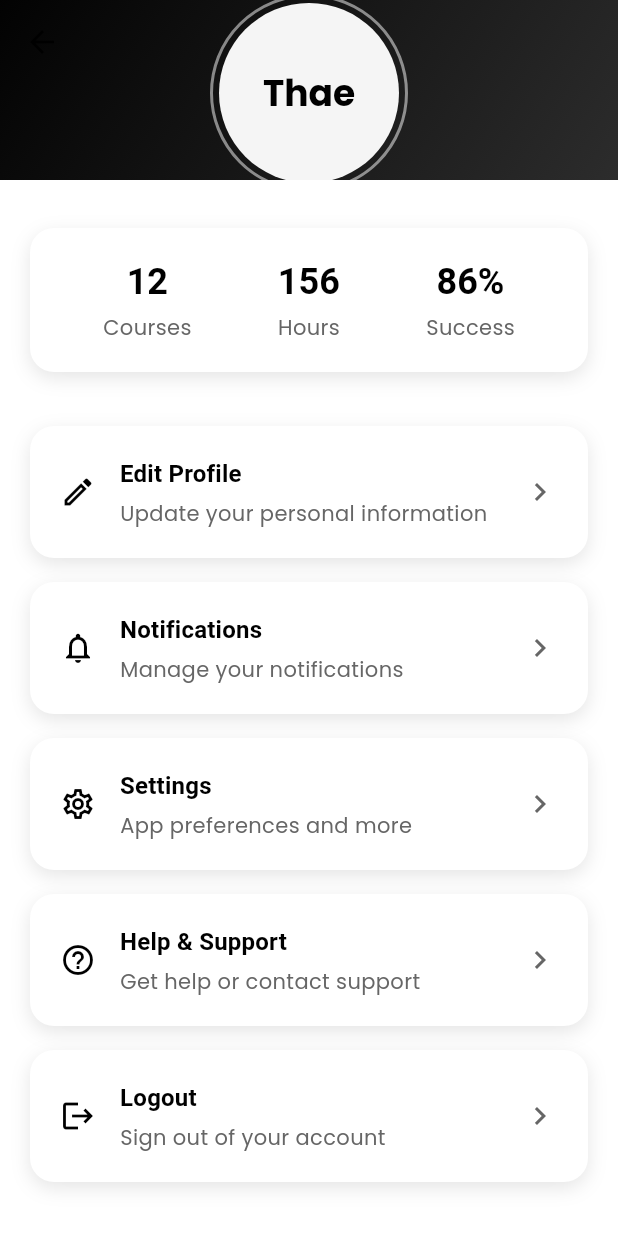
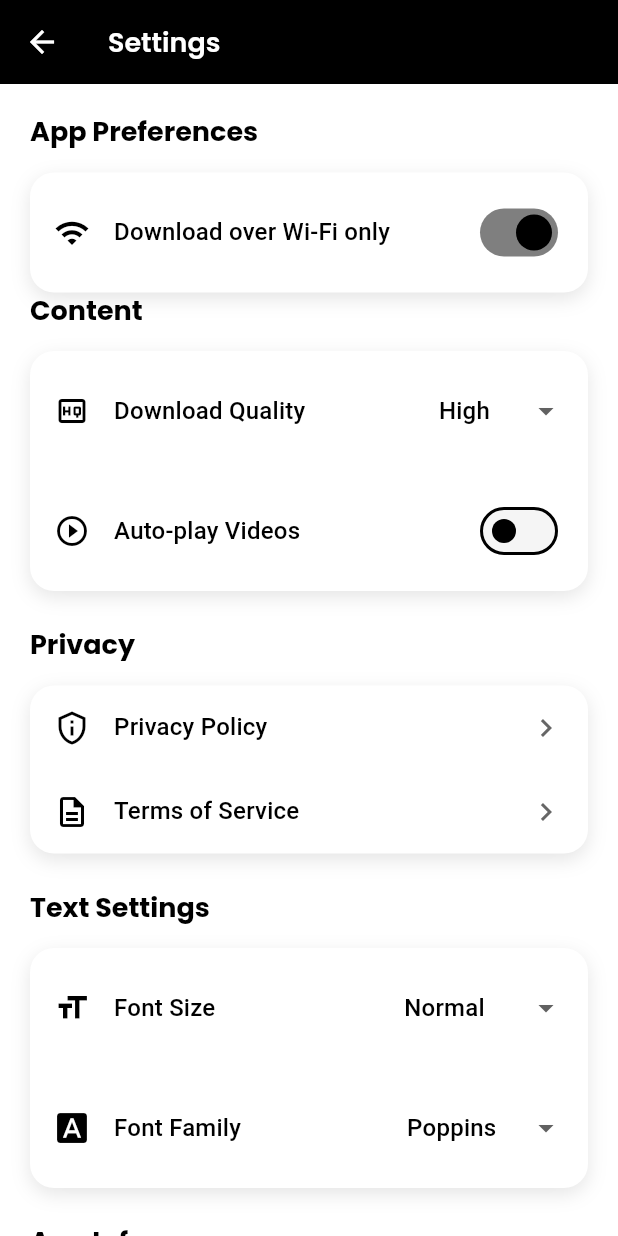
Before and after one commit to ThaeNandarSeint/learning_app, a Flutter app: the ProfileScreen screen opened by its route, scrolled down 160 dp, after a tap on "Settings", on a phone screen of 412 x 824 dp. Run offline on Flutter 3.47's test engine with Material 3 defaults, Android fonts, the phone set to English and light mode, and no system bars; our stand-ins replace bloc, cached_network_image, chewie, equatable, fl_chart, flutter_bloc and 6 more; accounts and stored records are empty; network calls fail.

Commit message:
design settings screen

```diff
--- /dev/null
+++ b/lib/features/setting/views/screens/settings_screen.dart
@@ -0,0 +1,175 @@
+import 'package:flutter/material.dart';
+import 'package:flutter_bloc/flutter_bloc.dart';
+import 'package:get/get.dart';
+import 'package:learning_app/bloc/font/font_bloc.dart';
+import 'package:learning_app/bloc/font/font_event.dart';
+import 'package:learning_app/core/theme/app_colors.dart';
+import 'package:learning_app/features/setting/views/widgets/setting_section.dart';
+import 'package:learning_app/features/setting/views/widgets/setting_tile.dart';
+import 'package:learning_app/services/font_service.dart';
+
+class SettingsScreen extends StatelessWidget {
+  const SettingsScreen({super.key});
+
+  @override
+  Widget build(BuildContext context) {
+    final theme = Theme.of(context);
+
+    return Scaffold(
+      backgroundColor: AppColors.lightBackground,
+      appBar: AppBar(
+        title: const Text('Settings', style: TextStyle(color: Colors.white)),
+        backgroundColor: AppColors.primary,
+        leading: IconButton(
+          onPressed: () => Get.back(),
+          icon: const Icon(Icons.arrow_back, color: Colors.white),
+        ),
+        iconTheme: const IconThemeData(color: Colors.white),
+      ),
+      body: SingleChildScrollView(
+        physics: const BouncingScrollPhysics(),
+        child: Padding(
+          padding: const EdgeInsets.all(20),
+          child: Column(
+            crossAxisAlignment: CrossAxisAlignment.start,
+            children: [
+              SettingSection(
+                title: 'App Preferences',
+                children: [
+                  SettingTile(
+                    title: 'Download over Wi-Fi only',
+                    icon: Icons.wifi_outlined,
+                    trailing: Switch(
+                      value: true,
+                      onChanged: (value) {},
+                      activeColor: AppColors.primary,
+                    ),
+                  ),
+                ],
+              ),
+              const SizedBox(),
+              SettingSection(
+                title: 'Content',
+                children: [
+                  SettingTile(
+                    title: 'Download Quality',
+                    icon: Icons.high_quality_outlined,
+                    trailing: DropdownButton<String>(
+                      items: ['Low', "Medium", "High"]
+                          .map(
+                            (e) => DropdownMenuItem(value: e, child: Text(e)),
+                          )
+                          .toList(),
+                      onChanged: (value) {},
+                      value: 'High',
+                      underline: const SizedBox(),
+                    ),
+                  ),
+                  SettingTile(
+                    title: 'Auto-play Videos',
+                    icon: Icons.play_circle_outline,
+                    trailing: Switch(
+                      value: false,
+                      onChanged: (value) {},
+                      activeColor: AppColors.primary,
+                    ),
+                  ),
+                ],
+              ),
+              const SizedBox(height: 24),
+              SettingSection(
+                title: 'Privacy',
+                children: [
+                  SettingTile(
+                    title: 'Privacy Policy',
+                    icon: Icons.privacy_tip_outlined,
+                    onTap: () {},
+                  ),
+                  SettingTile(
+                    title: 'Terms of Service',
+                    icon: Icons.description_outlined,
+                    onTap: () {},
+                  ),
+                ],
+              ),
+              const SizedBox(height: 24),
+              SettingSection(
+                title: 'Text Settings',
+                children: [
+                  SettingTile(
+                    title: 'Font Size',
+                    icon: Icons.format_size,
+                    trailing: DropdownButton<String>(
+                      value: FontService.currentFontScale == 0.8
+                          ? 'Small'
+                          : FontService.currentFontScale == 1.0
+                          ? 'Normal'
+                          : FontService.currentFontScale == 1.2
+                          ? 'Large'
+                          : 'Extra Large',
+                      items: FontService.fontSizeScales.keys
+                          .map(
+                            (e) => DropdownMenuItem(value: e, child: Text(e)),
+                          )
+                          .toList(),
+                      onChanged: (value) async {
+                        if (value != null) {
+                          context.read<FontBloc>().add(
+                            UpdateFontScale(FontService.fontSizeScales[value]!),
+                          );
+                        }
+                      },
+                      underline: const SizedBox(),
+                    ),
+                  ),
+                  SettingTile(
+                    title: 'Font Family',
+                    icon: Icons.font_download,
+                    trailing: DropdownButton(
+                      value: FontService.availableFonts.entries
+                          .firstWhere(
+                            (e) => e.value == FontService.currentFontFamily,
+                          )
+                          .key,
+                      items: FontService.availableFonts.keys
+                          .map(
+                            (e) => DropdownMenuItem(value: e, child: Text(e)),
+                          )
+                          .toList(),
+                      onChanged: (value) async {
+                        if (value != null) {
+                          context.read<FontBloc>().add(
+                            UpdateFontFamily(
+                              FontService.availableFonts[value]!,
+                            ),
+                          );
+                        }
+                      },
+                      underline: const SizedBox(),
+                    ),
+                  ),
+                ],
+              ),
+              const SizedBox(height: 24),
+              SettingSection(
+                title: 'App Info',
+                children: [
+                  SettingTile(
+                    title: 'Version',
+                    icon: Icons.info_outline,
+                    trailing: Text(
+                      '1.0.0',
+                      style: theme.textTheme.bodyMedium?.copyWith(
+                        color: AppColors.secondary,
+                      ),
+                    ),
+                  ),
+                ],
+              ),
+            ],
+          ),
+        ),
+      ),
+    );
+  }
+}
--- /dev/null
+++ b/lib/features/setting/views/widgets/setting_section.dart
@@ -0,0 +1,45 @@
+import 'package:flutter/material.dart';
+import 'package:learning_app/core/theme/app_colors.dart';
+
+class SettingSection extends StatelessWidget {
+  const SettingSection({
+    super.key,
+    required this.title,
+    required this.children,
+  });
+
+  final String title;
+  final List<Widget> children;
+
+  @override
+  Widget build(BuildContext context) {
+    final theme = Theme.of(context);
+
+    return Column(
+      crossAxisAlignment: CrossAxisAlignment.start,
+      children: [
+        Text(
+          title,
+          style: theme.textTheme.titleLarge?.copyWith(
+            fontWeight: FontWeight.bold,
+          ),
+        ),
+        const SizedBox(height: 16),
+        Container(
+          decoration: BoxDecoration(
+            color: AppColors.accent,
+            borderRadius: BorderRadius.circular(16),
+            boxShadow: [
+              BoxShadow(
+                color: AppColors.primary.withAlpha((0.1 * 255).round()),
+                blurRadius: 10,
+                offset: const Offset(0, 4),
+              ),
+            ],
+          ),
+          child: Column(children: children),
+        ),
+      ],
+    );
+  }
+}
--- /dev/null
+++ b/lib/features/setting/views/widgets/setting_tile.dart
@@ -0,0 +1,42 @@
+import 'package:flutter/material.dart';
+import 'package:learning_app/core/theme/app_colors.dart';
+
+class SettingTile extends StatelessWidget {
+  const SettingTile({
+    super.key,
+    required this.title,
+    required this.icon,
+    this.trailing,
+    this.onTap,
+  });
+
+  final String title;
+  final IconData icon;
+  final Widget? trailing;
+  final VoidCallback? onTap;
+
+  @override
+  Widget build(BuildContext context) {
+    final theme = Theme.of(context);
+
+    return Material(
+      color: Colors.transparent,
+      child: InkWell(
+        onTap: onTap,
+        child: Padding(
+          padding: const EdgeInsets.all(16),
+          child: Row(
+            children: [
+              Icon(icon, color: AppColors.primary),
+              const SizedBox(width: 16),
+              Expanded(child: Text(title, style: theme.textTheme.titleMedium)),
+              if (trailing != null) trailing!,
+              if (onTap != null)
+                const Icon(Icons.chevron_right, color: AppColors.secondary),
+            ],
+          ),
+        ),
+      ),
+    );
+  }
+}
--- a/lib/features/user/views/widgets/profile_options.dart
+++ b/lib/features/user/views/widgets/profile_options.dart
@@ -27,7 +27,7 @@ class ProfileOptions extends StatelessWidget {
           title: 'Settings',
           description: 'App preferences and more',
           icon: Icons.settings_outlined,
-          onTap: () {},
+          onTap: () => Get.toNamed(AppRoutes.settings),
         ),
         ProfileOptionCard(
           title: 'Help & Support',
--- a/lib/routes/app_routes.dart
+++ b/lib/routes/app_routes.dart
@@ -17,6 +17,7 @@ import 'package:learning_app/features/notification/views/screens/notification_sc
 import 'package:learning_app/features/payment/views/screens/payment_screen.dart';
 import 'package:learning_app/features/quiz/views/screens/quiz_attempt_screen.dart';
 import 'package:learning_app/features/quiz/views/screens/quiz_list_screen.dart';
+import 'package:learning_app/features/setting/views/screens/settings_screen.dart';
 import 'package:learning_app/features/student_progress/views/screens/student_progress_screen.dart';
 import 'package:learning_app/features/teacher_analytics/views/screens/teacher_analytics_screen.dart';
 import 'package:learning_app/features/teacher_home/views/screens/teacher_home_screen.dart';
@@ -57,6 +58,9 @@ class AppRoutes {
   // notification routes
   static const String notifications = '/notifications';
 
+  // setting routes
+  static const String settings = '/settings';
+
   // analytics routes
   static const String analytics = '/analytics';
 
@@ -68,8 +72,8 @@ class AppRoutes {
   static const String teacherAnalytics = '/teacher/analytics';
   static const String studentProgress = '/teacher/student_progress';
 
-  static Route<dynamic> onGenerateRoute(RouteSettings settings) {
-    switch (settings.name) {
+  static Route<dynamic> onGenerateRoute(RouteSettings routeSettings) {
+    switch (routeSettings.name) {
       case splash:
         return MaterialPageRoute(builder: (_) => const SplashScreen());
 
@@ -88,8 +92,9 @@ class AppRoutes {
       case main:
         return MaterialPageRoute(
           builder: (_) => MainScreen(
-            initialIndex: settings.arguments is Map
-                ? (settings.arguments as Map<String, dynamic>)['initialIndex']
+            initialIndex: routeSettings.arguments is Map
+                ? (routeSettings.arguments
+                          as Map<String, dynamic>)['initialIndex']
                       as int?
                 : null,
           ),
@@ -101,7 +106,7 @@ class AppRoutes {
       case courseList:
         return MaterialPageRoute(
           builder: (_) {
-            final args = settings.arguments as Map<String, dynamic>?;
+            final args = routeSettings.arguments as Map<String, dynamic>?;
             return CourseListScreen(
               categoryId: args?['category'] as String,
               categoryName: args?['categoryName'] as String,
@@ -111,10 +116,10 @@ class AppRoutes {
 
       case courseDetail:
         String courseId;
-        if (settings.arguments != null) {
-          courseId = settings.arguments as String;
+        if (routeSettings.arguments != null) {
+          courseId = routeSettings.arguments as String;
         } else {
-          final uri = Uri.parse(settings.name ?? '');
+          final uri = Uri.parse(routeSettings.name ?? '');
           courseId = uri.pathSegments.last;
         }
         return MaterialPageRoute(
@@ -122,7 +127,7 @@ class AppRoutes {
         );
 
       case lessonDetail:
-        final lessonId = settings.arguments as String?;
+        final lessonId = routeSettings.arguments as String?;
         return MaterialPageRoute(
           builder: (_) => LessonDetailScreen(lessonId: lessonId ?? ''),
         );
@@ -131,7 +136,7 @@ class AppRoutes {
         return MaterialPageRoute(builder: (_) => const QuizListScreen());
 
       case quizAttempt:
-        final quizId = settings.arguments as String?;
+        final quizId = routeSettings.arguments as String?;
         return MaterialPageRoute(
           builder: (_) => QuizAttemptScreen(quizId: quizId ?? ''),
         );
@@ -143,7 +148,7 @@ class AppRoutes {
         return MaterialPageRoute(builder: (_) => const EditProfileScreen());
 
       case payment:
-        final args = settings.arguments as Map<String, dynamic>;
+        final args = routeSettings.arguments as Map<String, dynamic>;
         return MaterialPageRoute(
           builder: (_) => PaymentScreen(
             courseId: args['courseId'] ?? '',
@@ -154,6 +159,9 @@ class AppRoutes {
 
       case notifications:
         return MaterialPageRoute(builder: (_) => const NotificationScreen());
+
+      case settings:
+        return MaterialPageRoute(builder: (_) => const SettingsScreen());
 
       case analytics:
         return MaterialPageRoute(builder: (_) => AnalyticsDashboardScreen());
--- a/lib/routes/route_pages.dart
+++ b/lib/routes/route_pages.dart
@@ -20,6 +20,7 @@ import 'package:learning_app/features/quiz/models/quiz_model.dart';
 import 'package:learning_app/features/quiz/views/screens/quiz_attempt_screen.dart';
 import 'package:learning_app/features/quiz/views/screens/quiz_list_screen.dart';
 import 'package:learning_app/features/quiz/views/screens/quiz_result_screen.dart';
+import 'package:learning_app/features/setting/views/screens/settings_screen.dart';
 import 'package:learning_app/features/student_progress/views/screens/student_progress_screen.dart';
 import 'package:learning_app/features/teacher_analytics/views/screens/teacher_analytics_screen.dart';
 import 'package:learning_app/features/teacher_home/views/screens/teacher_home_screen.dart';
@@ -87,6 +88,7 @@ class AppPages {
       name: AppRoutes.notifications,
       page: () => const NotificationScreen(),
     ),
+    GetPage(name: AppRoutes.settings, page: () => const SettingsScreen()),
     GetPage(name: AppRoutes.analytics, page: () => AnalyticsDashboardScreen()),
     GetPage(name: AppRoutes.teacherHome, page: () => const TeacherHomeScreen()),
     GetPage(name: AppRoutes.myCourses, page: () => const MyCourseListScreen()),
```
